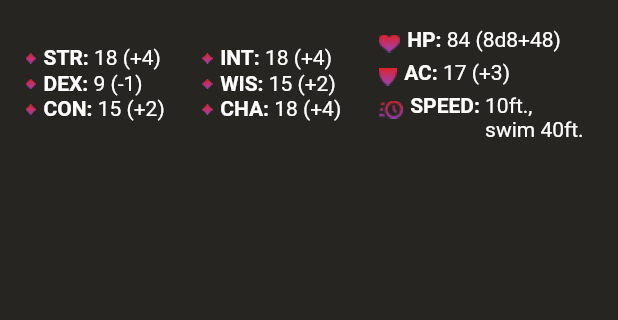
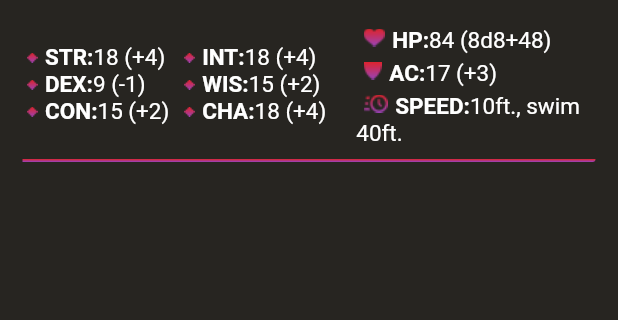
Before and after one commit to yoshichulo/PF_Bestiary, a Flutter app: the screen it shows after launch, on a phone screen of 412 x 824 dp, the part 111-431 px from its top. Run offline on Flutter 3.47's test engine with Material 2 defaults, Android fonts, the phone set to English and light mode, and no system bars.

Commit message:
Stats section finished. Status bar hidden

```diff
--- a/lib/main.dart
+++ b/lib/main.dart
@@ -1,133 +1,56 @@
 import 'dart:ui';
-import 'TopSection.dart';
+import 'topSection.dart';
+import 'statsSection.dart';
 import 'package:flutter/material.dart';
 import 'package:flutter/services.dart';
 
 void main() {
-  /*
-  WidgetsFlutterBinding.ensureInitialized();
-  SystemChrome.setEnabledSystemUIOverlays([]);
-  */
   runApp(MyApp());
 }
 
 class MyApp extends StatelessWidget {
   @override
   Widget build(BuildContext context) {
+    SystemChrome.setEnabledSystemUIOverlays([]);
     return MaterialApp(
       home: Scaffold(
         backgroundColor: Color.fromARGB(255, 39, 37, 33),
         body: Column(
-          children: <Widget>[TopBar(), MainStatsWidget()],
+          children: <Widget>[
+            TopBar(),
+            MainStatsWidget(),
+            Separator(),
+          ],
         ),
       ),
     );
   }
 }
 
-class MainStatsWidget extends StatelessWidget {
-  final String list_point_path = 'assets/images/list_point.png';
-  final String heart_icon_path = 'assets/images/heart_icon.png';
-  final String ac_icon_path = 'assets/images/ac_icon.png';
-  final String speed_icon_path = 'assets/images/speed_icon.png';
 
+class Separator extends StatelessWidget {
   @override
-  Widget build(BuildContext builder) {
+  Widget build(BuildContext context) {
     return Container(
-      padding: EdgeInsets.all(12),
-      child: Row(
-        children: <Widget>[
-          Container(
-            padding: EdgeInsets.only(
-              right: 12,
-            ),
-            child: Column(
-              crossAxisAlignment: CrossAxisAlignment.start,
-              children: <Widget>[
-                Stat('STR', 18, list_point_path),
-                Stat('DEX', 9, list_point_path),
-                Stat('CON', 15, list_point_path),
-              ],
-            ),
-          ),
-          Container(
-            padding: EdgeInsets.only(
-              left: 8,
-              right: 12,
-            ),
-            child: Column(
-              crossAxisAlignment: CrossAxisAlignment.start,
-              children: <Widget>[
-                Stat('INT', 18, list_point_path),
-                Stat('WIS', 15, list_point_path),
-                Stat('CHA', 18, list_point_path),
-              ],
-            ),
-          ),
-          Container(
-            padding: EdgeInsets.only(
-              left: 8,
-              right: 12,
-            ),
-            child: Column(
-              crossAxisAlignment: CrossAxisAlignment.start,
-              children: <Widget>[
-                Stat.withData('HP', '84 (8d8+48)', heart_icon_path),
-                Stat('AC', 17, ac_icon_path),
-                Stat.withData('SPEED', '10ft.,\nswim 40ft.', speed_icon_path),
-              ],
-            ),
-          ),
-        ],
+      height: 2,
+      width: double.infinity,
+      margin: EdgeInsets.only(
+        left: 15,
+        right: 15,
+      ),
+      decoration: BoxDecoration(
+        borderRadius: BorderRadius.only(
+          bottomRight: Radius.circular(22),
+        ),
+        gradient: LinearGradient(
+          begin: Alignment.topCenter,
+          end: Alignment.bottomCenter,
+          colors: [
+            Color.fromARGB(255, 220, 36, 48),
+            Color.fromARGB(255, 150, 68, 191)
+          ],
+        ),
       ),
     );
   }
 }
-
-class Stat extends StatelessWidget {
-  String type;
-  int value;
-  String image_path;
-  String data;
-
-  String calculateModifier() {
-    double mod = (this.value - 10) / 2;
-    if (mod >= 0)
-      return "+${mod.toInt()}";
-    else
-      return "${mod.round()}";
-  }
-
-  Stat(this.type, this.value, this.image_path);
-  Stat.withData(this.type, this.data, this.image_path);
-  @override
-  Widget build(BuildContext context) {
-    return Wrap(
-        direction: Axis.horizontal,
-        alignment: WrapAlignment.start,
-        children: <Widget>[
-          Padding(
-            padding: EdgeInsets.all(5),
-            child: Image.asset('${image_path}'),
-          ),
-          Text(
-            '${this.type}: ',
-            style: TextStyle(
-              color: Colors.white,
-              fontSize: 14,
-              fontWeight: FontWeight.bold,
-            ),
-          ),
-          Text(
-            this.value != null
-                ? '${this.value} (${calculateModifier()})'
-                : '${this.data}',
-            style: TextStyle(
-              color: Colors.white,
-              fontSize: 14,
-            ),
-          )
-        ],
-    );
-  }
-}
--- /dev/null
+++ b/lib/statsSection.dart
@@ -0,0 +1,116 @@
+import 'package:flutter/material.dart';
+
+
+class MainStatsWidget extends StatelessWidget {
+  final String list_point_path = 'assets/images/list_point.png';
+  final String heart_icon_path = 'assets/images/heart_icon.png';
+  final String ac_icon_path = 'assets/images/ac_icon.png';
+  final String speed_icon_path = 'assets/images/speed_icon.png';
+
+  @override
+  Widget build(BuildContext builder) {
+    return Container(
+      padding: EdgeInsets.all(8),
+      child: Row(
+        children: <Widget>[
+          Container(
+            padding: EdgeInsets.only(
+              left: 5,
+            ),
+            child: Column(
+              crossAxisAlignment: CrossAxisAlignment.start,
+              children: <Widget>[
+                Stat('STR', 18, list_point_path),
+                Stat('DEX', 9, list_point_path),
+                Stat('CON', 15, list_point_path),
+              ],
+            ),
+          ),
+          Container(
+            padding: EdgeInsets.only(
+              left: 5,
+            ),
+            child: Column(
+              crossAxisAlignment: CrossAxisAlignment.start,
+              children: <Widget>[
+                Stat('INT', 18, list_point_path),
+                Stat('WIS', 15, list_point_path),
+                Stat('CHA', 18, list_point_path),
+              ],
+            ),
+          ),
+          Flexible(
+            child: Container(
+              padding: EdgeInsets.only(
+                left: 20,
+              ),
+              child: Column(
+                crossAxisAlignment: CrossAxisAlignment.start,
+                children: <Widget>[
+                  Stat.withData('HP', '84 (8d8+48)', heart_icon_path),
+                  Stat('AC', 17, ac_icon_path),
+                  Stat.withData('SPEED', '10ft., swim 40ft.', speed_icon_path),
+                ],
+              ),
+            ),
+          )
+        ],
+      ),
+    );
+  }
+}
+
+class Stat extends StatelessWidget {
+  String type;
+  int value;
+  String image_path;
+  String data;
+
+  String calculateModifier() {
+    double mod = (this.value - 10) / 2;
+    if (mod >= 0)
+      return "+${mod.toInt()}";
+    else
+      return "${mod.round()}";
+  }
+
+  Stat(this.type, this.value, this.image_path);
+  Stat.withData(this.type, this.data, this.image_path);
+  @override
+  Widget build(BuildContext context) {
+    return Container(
+      child: Wrap(
+        direction: Axis.horizontal,
+        children: <Widget>[
+          RichText(
+            text: TextSpan(
+              style: TextStyle(
+                fontSize: 15,
+                color: Colors.white,
+              ),
+              children: [
+                WidgetSpan(
+                  child: Padding(
+                    padding: EdgeInsets.all(5),
+                    child: Image.asset('$image_path'),
+                  ),
+                ),
+                TextSpan(
+                  text: '${this.type}:',
+                  style: TextStyle(
+                    fontWeight: FontWeight.bold,
+                  ),
+                ),
+                TextSpan(
+                  text: this.value != null
+                      ? '${this.value} (${calculateModifier()})'
+                      : '${this.data}',
+                )
+              ],
+            ),
+          ),
+        ],
+      ),
+    );
+  }
+}
```
